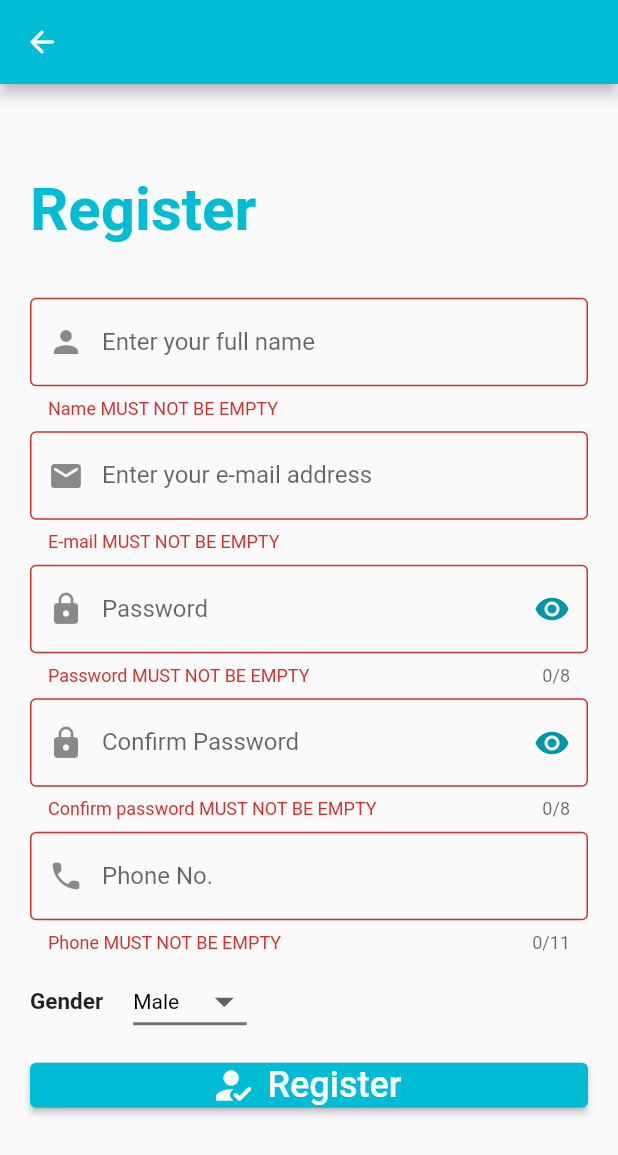
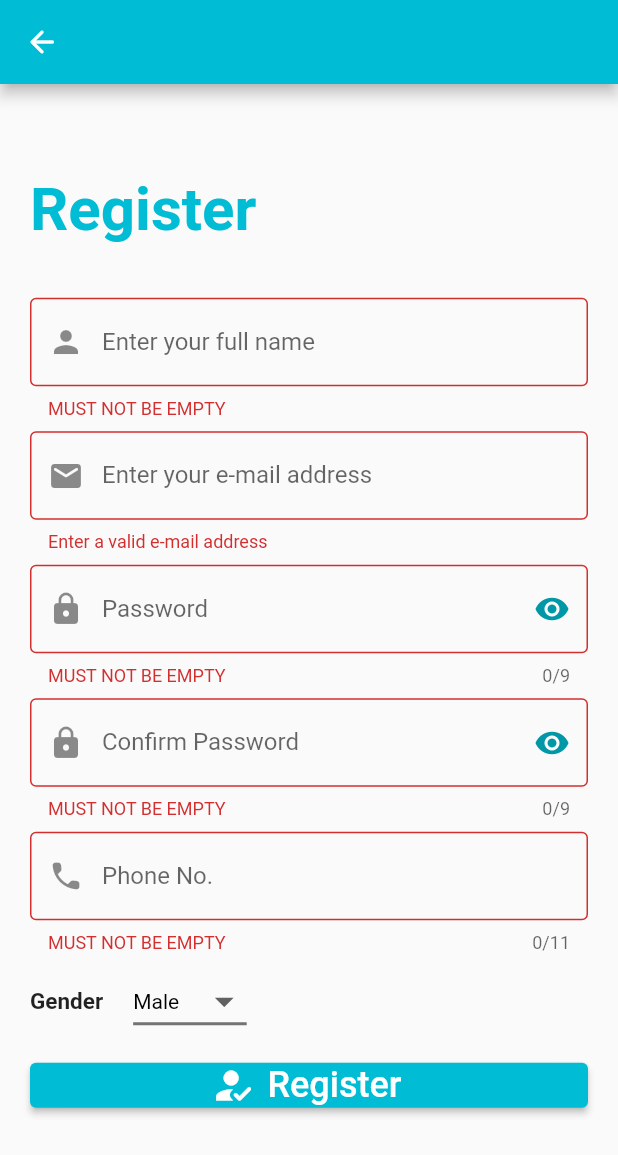
Before and after one commit to elshemmii/Covid-19-Pandemic-Assistant, a Flutter app: the registerScreen screen opened by its route, after a tap on "Register", on a phone screen of 412 x 824 dp. Shown: the top 1155 px of the screen. Run offline on Flutter 3.47's test engine with Material 2 defaults, Android fonts, the phone set to English and light mode, and no system bars; our stand-ins replace email_validator, firebase_auth, firebase_core, flutter_spinkit; missing offline and left inert: kommunicate_flutter; accounts and stored records are empty.

Commit message:
Enhanced validation

```diff
--- a/lib/moduels/login/login_screen.dart
+++ b/lib/moduels/login/login_screen.dart
@@ -92,7 +92,7 @@ class _LoginScreenState extends State<LoginScreen> {
                     height: 12.0,
                   ),
                   TextFormField(
-                    maxLength: 8,
+                    maxLength: 9,
                     keyboardType: TextInputType.text,
                     controller: passwordController,
                     //password toggle bool
@@ -124,7 +124,9 @@ class _LoginScreenState extends State<LoginScreen> {
                     //Validator for pass form field
                     validator: (value) {
                       if (value != null && value.isEmpty) {
-                        return 'PASSWORD MUST NOT BE EMPTY';
+                        return 'MUST NOT BE EMPTY';
+                      }else if(value!.length<6){
+                        return 'Must be min. 6 digits length';
                       }
                       return null;
                     },
--- a/lib/moduels/register_screen/register_screen.dart
+++ b/lib/moduels/register_screen/register_screen.dart
@@ -1,4 +1,5 @@
 import 'package:covid_assistant/moduels/login/login_screen.dart';
+import 'package:email_validator/email_validator.dart';
 import 'package:firebase_auth/firebase_auth.dart';
 import 'package:flutter/material.dart';
 import '../../auth.dart';
@@ -16,10 +17,10 @@ class _registerScreenState extends State<registerScreen> {
   final TextEditingController RegisterEmailController =
       TextEditingController(); // email register - form field controller
 
-  final TextEditingController RegisterPasswordController =
+  var RegisterPasswordController =
       TextEditingController(); //  password register - form field controller
 
-  final TextEditingController ConfirmPasswordController =
+  var ConfirmPasswordController =
       TextEditingController(); //confirm password register - form field controller
 
   var phoneController = TextEditingController(); // phone form field controller
@@ -77,6 +78,7 @@ class _registerScreenState extends State<registerScreen> {
         child: Center(
           child: SingleChildScrollView(
             child: Form(
+              autovalidateMode: AutovalidateMode.onUserInteraction,
               key: formKey,
               child: Column(
                 crossAxisAlignment: CrossAxisAlignment.start,
@@ -105,7 +107,9 @@ class _registerScreenState extends State<registerScreen> {
                     validator: (value) {
                       //validator to check if form field is full or not
                       if (value != null && value.isEmpty) {
-                        return 'Name MUST NOT BE EMPTY';
+                        return 'MUST NOT BE EMPTY';
+                      } else if (value!.length < 7) {
+                        return 'Name must be min. 7 chars';
                       }
                       return null;
                     },
@@ -124,19 +128,16 @@ class _registerScreenState extends State<registerScreen> {
                       prefixIcon: Icon(Icons.email_rounded),
                       border: OutlineInputBorder(),
                     ),
-                    validator: (value) {
-                      //Validator to check if form field is full or not
-                      if (value != null && value.isEmpty) {
-                        return 'E-mail MUST NOT BE EMPTY';
-                      }
-                      return null;
-                    },
+                    validator: (email) =>
+                        email != null && !EmailValidator.validate(email)
+                            ? 'Enter a valid e-mail address' // form not valid
+                            : null, // form valid
                   ),
                   SizedBox(
                     height: 8.0,
                   ),
                   TextFormField(
-                    maxLength: 8,
+                    maxLength: 9,
                     // max length for password form field is 8
                     keyboardType: TextInputType.number,
                     controller: RegisterPasswordController,
@@ -167,7 +168,9 @@ class _registerScreenState extends State<registerScreen> {
                     validator: (value) {
                       //Validator to check if password form field is full or not
                       if (value != null && value.isEmpty) {
-                        return 'Password MUST NOT BE EMPTY';
+                        return 'MUST NOT BE EMPTY';
+                      } else if (value!.length < 6) {
+                        return 'Password must be min. 6 digits length';
                       }
                       return null;
                     },
@@ -176,7 +179,7 @@ class _registerScreenState extends State<registerScreen> {
                     height: 8.0,
                   ),
                   TextFormField(
-                    maxLength: 8,
+                    maxLength: 9,
                     // max length for password form field is 8
                     keyboardType: TextInputType.number,
                     controller: ConfirmPasswordController,
@@ -184,7 +187,7 @@ class _registerScreenState extends State<registerScreen> {
                     decoration: InputDecoration(
                       border: OutlineInputBorder(),
                       labelText: 'Confirm Password',
-                      hintText: 'Confirm your password your password',
+                      hintText: 'Confirm your password',
                       // Here is key idea
                       prefixIcon: Icon(Icons.lock),
                       suffixIcon: IconButton(
@@ -207,14 +210,14 @@ class _registerScreenState extends State<registerScreen> {
                     validator: (value) {
                       //Validator to check if confirm password form field is full or not
                       if (value != null && value.isEmpty) {
-                        return 'Confirm password MUST NOT BE EMPTY';
+                        return 'MUST NOT BE EMPTY';
+                      } else if (value!.length < 6) {
+                        return 'Password must be min. 6 digits length';
+                      } else if (ConfirmPasswordController.text !=
+                          RegisterPasswordController.text) {
+                        return 'Passwords does not match';
                       }
-                      if (RegisterPasswordController ==
-                          ConfirmPasswordController) {
-                        return null;
-                      } else {
-                        return 'Passwords don\'t match try again';
-                      }
+
                       return null;
                     },
                   ),
@@ -233,7 +236,9 @@ class _registerScreenState extends State<registerScreen> {
                     validator: (value) {
                       //Validator for phone form field
                       if (value != null && value.isEmpty) {
-                        return 'Phone MUST NOT BE EMPTY';
+                        return 'MUST NOT BE EMPTY';
+                      }else if(value!.length<11){
+                        return'Enter valid phone no.';
                       }
                       return null;
                     },
--- a/pubspec.yaml
+++ b/pubspec.yaml
@@ -42,6 +42,7 @@ dependencies:
   flutter_bloc: ^8.1.0
   kommunicate_flutter: ^1.5.0
   conditional_builder_null_safety: ^0.0.6
+  email_validator: '^2.1.16'
  # firebase
   firebase_core: ^2.1.0
   firebase_auth: ^4.0.2
@@ -52,6 +53,7 @@ dev_dependencies:
   flutter_native_splash: ^2.2.12
   flutter_spinkit: ^5.1.0
   flutter_launcher_icons: ^0.10.0
+
 flutter_icons:
     android: "launcher_icon"
     ios: true
```
Also changed, not shown: pubspec.lock.
